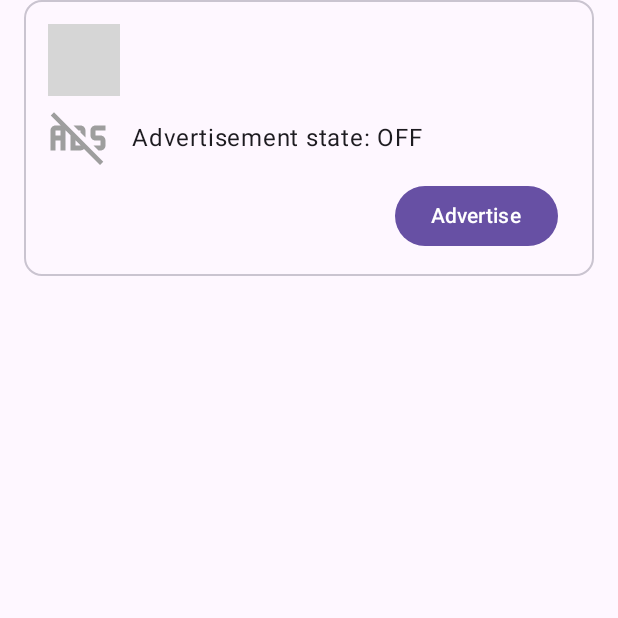
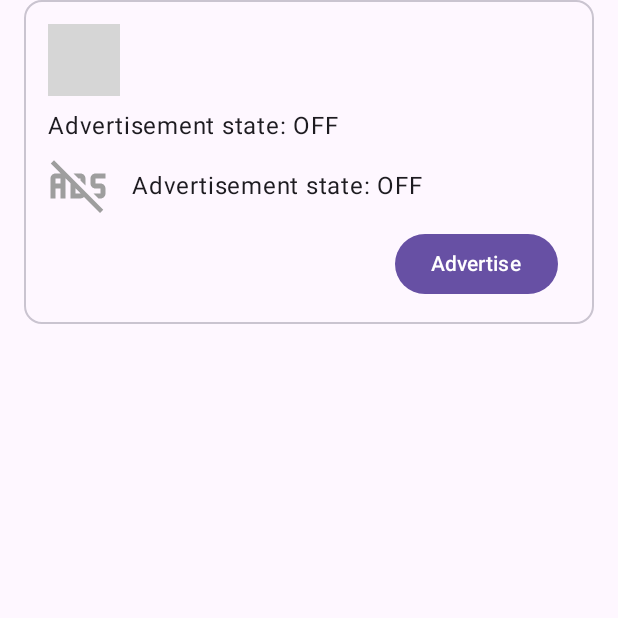
Before and after one commit to fernandoaestrella/BLE, an Android app built with Jetpack Compose: the composable AdvertiseView shown on its own in the app's theme, after a tap on "Advertise", on a phone screen of 412 x 824 dp, the top half of it. Run offline under Robolectric (Android 15) with nearby library versions, the phone set to English and light mode, and no system bars; our stand-ins replace Dagger/Hilt's generated code; 5 statements that could not run were skipped; grey boxes are pictures that could not be loaded.

Commit message:
advertise user's status

```diff
--- a/advertiser/src/main/java/no/nordicsemi/android/kotlin/ble/advertiser/BleAdvertiserOreo.kt
+++ b/advertiser/src/main/java/no/nordicsemi/android/kotlin/ble/advertiser/BleAdvertiserOreo.kt
@@ -77,14 +77,17 @@ internal class BleAdvertiserOreo(
 //            .setServiceData(serviceUuid, customPayload) // Replace with your service UUID and payload
 //            .build()
 //
-//        val advertiseData = config.advertiseData
+        val advertiseData = config.advertiseData
 //        val advertiseData = config.advertiseData//?.serviceData?.first()?.data
-        val byteArray = "sadhguru".toByteArray()
-        val uuidString = "00001333-0000-1000-8000-00805f9b34fb"
-        val parcelUuid = ParcelUuid(UUID.fromString(uuidString))
-        val serviceData = ServiceData(parcelUuid,DataByteArray(byteArray))
-//        val myServiceData = List<ServiceData>(1, ServiceData(parcelUuid, DataByteArray(byteArray), null)
-        val advertiseData = BleAdvertisingData(parcelUuid,true, true, emptyList(), listOf(serviceData))
+
+        // Working way to advertise from here
+//        val byteArray = "sadhguru".toByteArray()
+//        val uuidString = "00001333-0000-1000-8000-00805f9b34fb"
+//        val parcelUuid = ParcelUuid(UUID.fromString(uuidString))
+//        val serviceData = ServiceData(parcelUuid,DataByteArray(byteArray))
+////        val myServiceData = List<ServiceData>(1, ServiceData(parcelUuid, DataByteArray(byteArray), null)
+//        val advertiseData = BleAdvertisingData(parcelUuid,true, true, emptyList(), listOf(serviceData))
+
         val scanResponseData = config.scanResponseData
 
         val callback = BleAdvertisingSetCallback {
--- a/app_server/src/main/java/no/nordicsemi/android/kotlin/ble/server/AdvertiseView.kt
+++ b/app_server/src/main/java/no/nordicsemi/android/kotlin/ble/server/AdvertiseView.kt
@@ -28,6 +28,13 @@ fun AdvertiseView(state: ServerState, viewModel: ServerViewModel) {
             SectionTitle(
                 painter = painterResource(id = R.drawable.ic_broadcast),
                 title = stringResource(id = R.string.characteristics)
+            )
+
+            Spacer(modifier = Modifier.size(8.dp))
+
+            Text(
+                text = stringResource(id = R.string.advertisement_state, state.isAdvertising.toDisplayString()),
+                style = MaterialTheme.typography.bodyLarge
             )
 
             Spacer(modifier = Modifier.size(8.dp))
--- a/app_server/src/main/java/no/nordicsemi/android/kotlin/ble/server/ServerViewModel.kt
+++ b/app_server/src/main/java/no/nordicsemi/android/kotlin/ble/server/ServerViewModel.kt
@@ -45,7 +45,6 @@ import kotlinx.coroutines.flow.MutableStateFlow
 import kotlinx.coroutines.flow.asStateFlow
 import kotlinx.coroutines.flow.cancellable
 import kotlinx.coroutines.flow.catch
-import kotlinx.coroutines.flow.filter
 import kotlinx.coroutines.flow.launchIn
 import kotlinx.coroutines.flow.map
 import kotlinx.coroutines.flow.mapNotNull
@@ -58,6 +57,7 @@ import no.nordicsemi.android.kotlin.ble.advertiser.callback.OnAdvertisingSetStop
 import no.nordicsemi.android.kotlin.ble.core.advertiser.BleAdvertisingConfig
 import no.nordicsemi.android.kotlin.ble.core.advertiser.BleAdvertisingData
 import no.nordicsemi.android.kotlin.ble.core.advertiser.BleAdvertisingSettings
+import no.nordicsemi.android.kotlin.ble.core.advertiser.ServiceData
 import no.nordicsemi.android.kotlin.ble.core.data.BleGattPermission
 import no.nordicsemi.android.kotlin.ble.core.data.BleGattProperty
 import no.nordicsemi.android.kotlin.ble.server.main.ServerBleGatt
@@ -69,6 +69,8 @@ import no.nordicsemi.android.kotlin.ble.server.main.service.ServerBleGattService
 import no.nordicsemi.android.kotlin.ble.server.main.service.ServerBleGattServiceType
 import java.util.*
 import javax.inject.Inject
+import kotlin.collections.ArrayList
+import kotlin.experimental.or
 
 object BlinkySpecifications {
     /** Nordic Blinky Service UUID. */
@@ -102,6 +104,30 @@ class ServerViewModel @Inject constructor(
 
     private var advertisementJob: Job? = null
 
+    // My variables
+//    private var userState = ArrayList<Boolean>(14)
+    private var userState = arrayListOf<Boolean>(false, false, false, false, false, false, false, false, false, false, false, false, false, false, false, false, false, false, false, false, false, false, false, false, false)
+
+    fun booleanListToByteArray(booleanList: List<Boolean>): ByteArray {
+        val byteArraySize = (booleanList.size + 7) / 8
+        val byteArray = ByteArray(byteArraySize)
+
+        var byteIndex = 0
+        var bitIndex = 0
+        for (booleanValue in booleanList) {
+            if (booleanValue) {
+                byteArray[byteIndex] = byteArray[byteIndex] or ((1 shl (7 - bitIndex)).toByte())
+            }
+            bitIndex++
+            if (bitIndex == 8) {
+                bitIndex = 0
+                byteIndex++
+            }
+        }
+
+        return byteArray
+    }
+
     fun advertise() {
         advertisementJob = viewModelScope.launch {
             //Define led characteristic
@@ -128,6 +154,15 @@ class ServerViewModel @Inject constructor(
 
             val server = ServerBleGatt.create(context, viewModelScope, serviceConfig)
 
+            // My custom payload
+//            val byteArray = "sadhguru".toByteArray()
+            val byteArray = booleanListToByteArray(userState)
+            val uuidString = "00001333-0000-1000-8000-00805f9b34fb"
+            val parcelUuid = ParcelUuid(UUID.fromString(uuidString))
+            val serviceData = ServiceData(parcelUuid, DataByteArray(byteArray))
+            //val advertiseData = BleAdvertisingData(parcelUuid,true, true, emptyList(), listOf(serviceData))
+
+
             val advertiser = BleAdvertiser.create(context)
             val advertiserConfig = BleAdvertisingConfig(
                 settings = BleAdvertisingSettings(
@@ -135,10 +170,16 @@ class ServerViewModel @Inject constructor(
                     legacyMode = true,
                     scannable = true
                 ),
+//                advertiseData = BleAdvertisingData(
+//                    ParcelUuid(BlinkySpecifications.UUID_SERVICE_DEVICE), //Advertise main service uuid.
+//                    includeDeviceName = true,
+//                )
                 advertiseData = BleAdvertisingData(
-                    ParcelUuid(BlinkySpecifications.UUID_SERVICE_DEVICE), //Advertise main service uuid.
-                    includeDeviceName = true,
-                )
+                    parcelUuid,
+                    true,
+                    true,
+                    emptyList(),
+                    listOf(serviceData))
             )
 
             advertiser.advertise(advertiserConfig) //Start advertising
@@ -194,4 +235,13 @@ class ServerViewModel @Inject constructor(
         }
         buttonCharacteristic?.setValueAndNotifyClient(value)
     }
+
+    // My functions
+    fun printState() {
+        Log.d("ServerViewModel", "UserState: $userState")
+    }
+
+    fun updateUserStatus(index: Int, state: Boolean) {
+        userState.set(index, state)
+    }
 }
--- a/build.gradle.kts
+++ b/build.gradle.kts
@@ -48,6 +48,10 @@ plugins {
     alias(libs.plugins.nordic.feature) apply false
     alias(libs.plugins.nordic.nexus.android) apply false
     alias(libs.plugins.nordic.kotlin.android) apply false
+
+    //my plugins
+//    alias(com.google.dagger.hilt.android) apply false
+//    id '' version '2.48.1'
 }
 
 val skip = listOf(
```
Also changed, not shown: advertiser/build.gradle.kts (+18 -1 lines), app_server/src/main/java/no/nordicsemi/android/kotlin/ble/server/LevelStatus.kt (added, +71 -0 lines), app_server/src/main/java/no/nordicsemi/android/kotlin/ble/server/MainScreen.kt (+29 -1 lines), app_server/src/main/res/values/strings.xml (+43 -1 lines).
